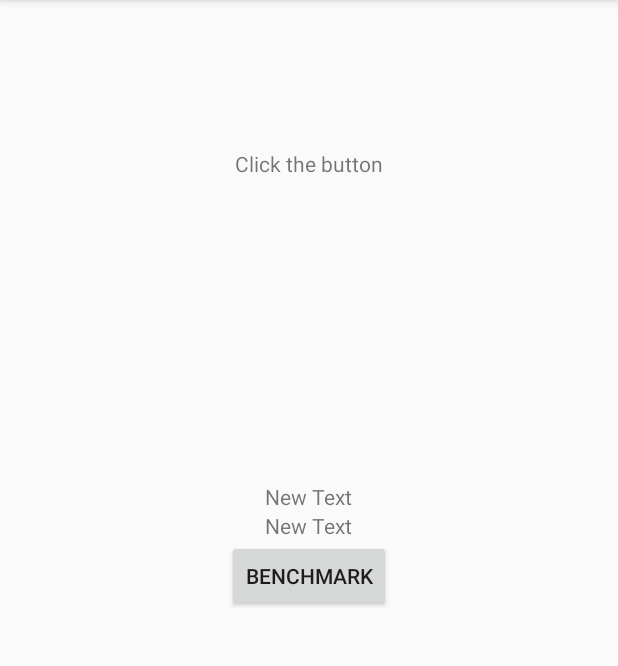
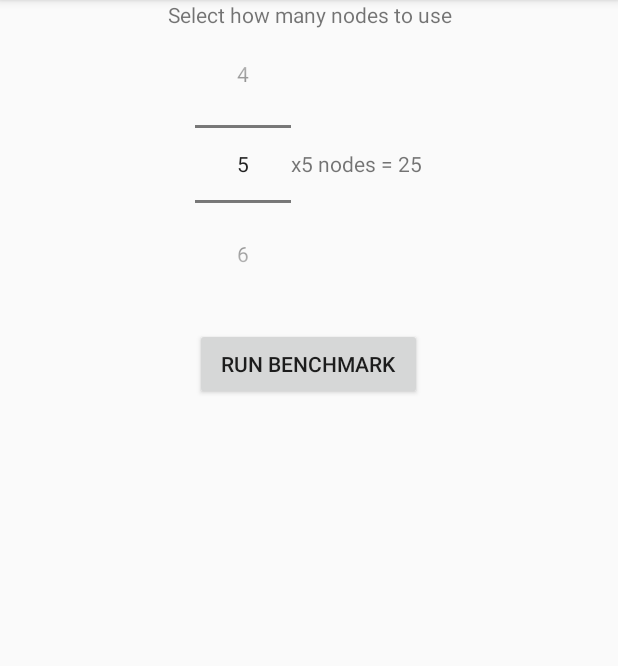
Before and after one commit to carlosmn/work-offload, an Android app: the screen it shows after launch (MainActivity), on a phone screen of 412 x 824 dp, the part 84-750 px from its top. Run offline under Robolectric (Android 15) with nearby library versions, the phone set to English and light mode, and no system bars; libraries missing offline, so code that uses them is left out: org.junit, org.junit.internal, org.junit.runner.

Commit message:
Update app to have a configurable amount of nodes

```diff
--- a/app/app/src/main/java/com/example/carlos/offloadtest/LargeBenchmark.java
+++ b/app/app/src/main/java/com/example/carlos/offloadtest/LargeBenchmark.java
@@ -43,7 +43,7 @@ public class LargeBenchmark {
         nodes = new ArrayList<Offload.Node>(50);
 
         Offload.Node[] lastCreated, currentSet = null;
-        for (int i = 0; i < 10; i++) {
+        for (int i = 0; i < State.nodeCreationRounds; i++) {
             lastCreated = currentSet;
             currentSet = createNodePattern(i == 0);
 
--- a/app/app/src/main/java/com/example/carlos/offloadtest/MainActivity.java
+++ b/app/app/src/main/java/com/example/carlos/offloadtest/MainActivity.java
@@ -7,6 +7,7 @@ import android.view.Menu;
 import android.view.MenuItem;
 import android.view.View;
 import android.widget.Button;
+import android.widget.NumberPicker;
 import android.widget.TextView;
 
 import org.junit.internal.Classes;
@@ -34,33 +35,50 @@ public class MainActivity extends ActionBarActivity {
         /** The system calls this to perform work in the UI thread and delivers
          * the result from doInBackground() */
         protected void onPostExecute(Result res) {
-            TextView text = (TextView) findViewById(R.id.textView);
-            text.setText(String.format("Ran %dms, %d tests %d fail",
-                    res.getRunTime(), res.getRunCount(), res.getFailureCount()));
+            TextView text = (TextView) findViewById(R.id.textView3);
             Runtime rt = Runtime.getRuntime();
             long memoryNow = rt.totalMemory() - rt.freeMemory();
-            text = (TextView) findViewById(R.id.memoryAfterText);
-            text.setText(String.format("At the end %f", memoryNow / (1024.0 * 1024)));
-            text = (TextView) findViewById(R.id.memorySavedText);
-            text.setText(String.format("Using %f", (memoryNow - this.memoryAtStart) / (1024.0 * 1024)));
-
+            double memoryUsage = (memoryNow - this.memoryAtStart) / (1024.0 * 1024);
+            text.setText(String.format("Ran %dms, %d tests %d fail, used %fMB",
+                    res.getRunTime(), res.getRunCount(), res.getFailureCount(), memoryUsage));
+            Button button = (Button) findViewById(R.id.button);
+            button.setEnabled(true);
         }
     }
+
+    void setMiltipliedValue(int value) {
+        TextView view = (TextView) findViewById(R.id.textView2);
+        view.setText(String.format("x5 nodes = %d", value * 5));
+        State.nodeCreationRounds = value;
+    }
+
     @Override
     protected void onCreate(Bundle savedInstanceState) {
         super.onCreate(savedInstanceState);
         setContentView(R.layout.activity_main);
 
+        NumberPicker picker = (NumberPicker) findViewById(R.id.numberSelection);
+        picker.setMaxValue(100);
+        picker.setMinValue(1);
+        picker.setValue(5);
+
+        this.setMiltipliedValue(5);
+
+        picker.setOnValueChangedListener(new NumberPicker.OnValueChangeListener() {
+            @Override
+            public void onValueChange(NumberPicker picker, int oldVal, int newVal) {
+                setMiltipliedValue(newVal);
+            }
+        });
+
         Button button = (Button) findViewById(R.id.button);
         button.setOnClickListener(new View.OnClickListener() {
-
             @Override
             public void onClick(View v) {
+                v.setEnabled(false);
                 Runtime rt = Runtime.getRuntime();
                 rt.gc();
-                TextView text = (TextView) findViewById(R.id.memoryAtStartText);
                 long memoryNow = rt.totalMemory() - rt.freeMemory();
-                text.setText(String.format("At start %f", memoryNow / (1024.0 * 1024)));
                 new RunBenchmarkTask(memoryNow).execute(LargeBenchmark.class);
             }
         });
--- /dev/null
+++ b/app/app/src/main/java/com/example/carlos/offloadtest/State.java
@@ -0,0 +1,8 @@
+package com.example.carlos.offloadtest;
+
+/**
+ * Created by carlos on 07/02/15.
+ */
+public class State {
+    static int nodeCreationRounds = 5;
+}
--- a/app/app/src/main/res/layout/activity_main.xml
+++ b/app/app/src/main/res/layout/activity_main.xml
@@ -1,47 +1,70 @@
 <RelativeLayout xmlns:android="http://schemas.android.com/apk/res/android"
     xmlns:tools="http://schemas.android.com/tools" android:layout_width="match_parent"
-    android:layout_height="match_parent" android:paddingLeft="@dimen/activity_horizontal_margin"
-    android:paddingRight="@dimen/activity_horizontal_margin"
-    android:paddingTop="@dimen/activity_vertical_margin"
-    android:paddingBottom="@dimen/activity_vertical_margin" tools:context=".MainActivity">
+    android:layout_height="match_parent"
+    tools:context=".MainActivity">
 
-    <TextView android:text="Click the button" android:layout_width="wrap_content"
+    <TextView android:text="Select how many nodes to use" android:layout_width="fill_parent"
+        android:id="@+id/textView"
         android:layout_height="wrap_content"
-        android:layout_alignParentTop="true"
-        android:layout_centerHorizontal="true"
-        android:layout_marginTop="83dp"
-        android:id="@+id/textView" />
+        android:gravity="center" />
 
-    <Button
+    <TableLayout
+        android:layout_width="fill_parent"
+        android:layout_height="wrap_content"
+        android:layout_below="@+id/textView"
+        android:gravity="center">
+
+        <TableRow
+            android:layout_width="match_parent"
+            android:layout_height="fill_parent"
+            android:layout_gravity="center_vertical"
+            android:gravity="center">
+
+            <NumberPicker
                 android:layout_width="wrap_content"
                 android:layout_height="wrap_content"
-        android:text="Benchmark"
-        android:id="@+id/button"
-        android:layout_centerVertical="true"
-        android:layout_centerHorizontal="true" />
+                android:id="@+id/numberSelection"
+                android:layout_gravity="center_vertical"
+                />
 
             <TextView
                 android:layout_width="wrap_content"
                 android:layout_height="wrap_content"
-        android:id="@+id/memoryAtStartText"
-        android:layout_below="@+id/textView"
-        android:layout_centerHorizontal="true"
-        android:textIsSelectable="false" />
+                android:text="x5 nodes ="
+                android:id="@+id/textView2"
+                android:layout_gravity="center_vertical"
+                />
+
+        </TableRow>
+
+        <TableRow
+            android:layout_width="fill_parent"
+            android:layout_height="fill_parent"
+            android:gravity="center">
 
             <TextView
-        android:layout_width="wrap_content"
+                android:layout_width="match_parent"
                 android:layout_height="wrap_content"
-        android:text="New Text"
-        android:id="@+id/memoryAfterText"
-        android:layout_above="@+id/button"
-        android:layout_centerHorizontal="true" />
+                android:id="@+id/textView3"
+                android:layout_span="2"
+                android:gravity="center" />
+        </TableRow>
 
-    <TextView
-        android:layout_width="wrap_content"
+        <TableRow
+            android:layout_width="fill_parent"
+            android:layout_height="fill_parent"
+            android:layout_gravity="center_vertical"
+            android:gravity="center">
+
+            <Button
+                android:layout_width="fill_parent"
                 android:layout_height="wrap_content"
-        android:text="New Text"
-        android:id="@+id/memorySavedText"
-        android:layout_above="@+id/memoryAfterText"
-        android:layout_centerHorizontal="true" />
+                android:text="@string/runbench"
+                android:id="@+id/button"
+                android:layout_span="2"
+                android:gravity="center" />
+        </TableRow>
+
+    </TableLayout>
 
 </RelativeLayout>
--- a/app/app/src/main/res/values/strings.xml
+++ b/app/app/src/main/res/values/strings.xml
@@ -4,5 +4,7 @@
     <string name="app_name">OffloadTest</string>
     <string name="hello_world">Hello world!</string>
     <string name="action_settings">Settings</string>
+    <string name="x5">x5 nodes</string>
+    <string name="runbench">Run Benchmark</string>
 
 </resources>
```
Also changed, not shown: 2 other files. Lines whose indentation alone changed are shown as unchanged.
